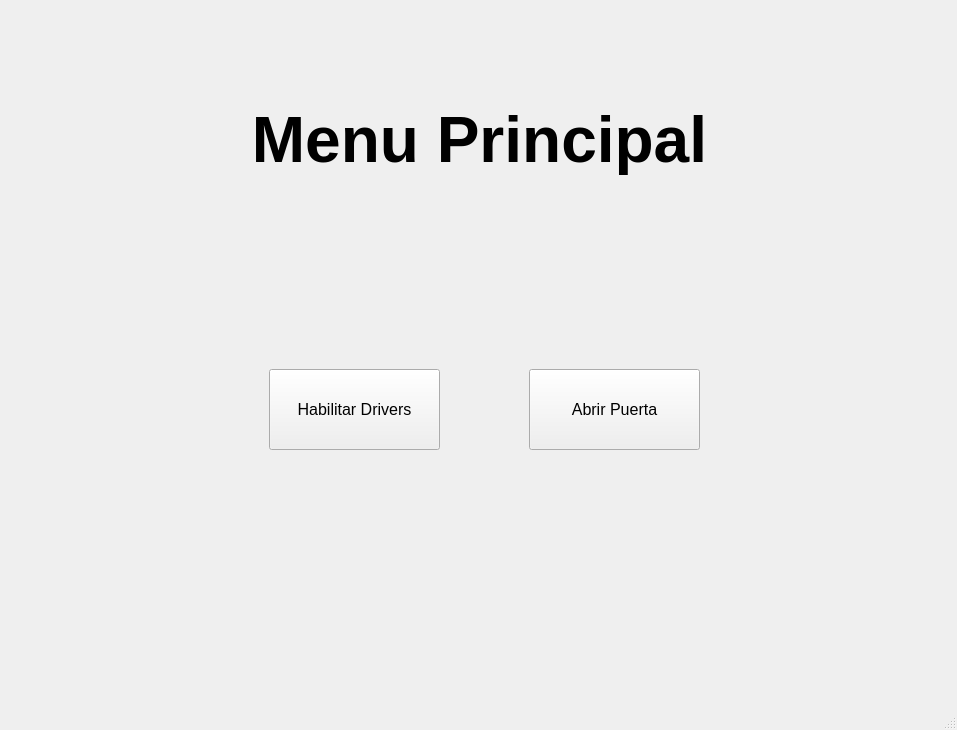
This is software-aura1000/gui/pyqt_gui.ui in pablinleiva235/Proyecto-Final as Qt 5 draws it before an edit. The edited form follows.
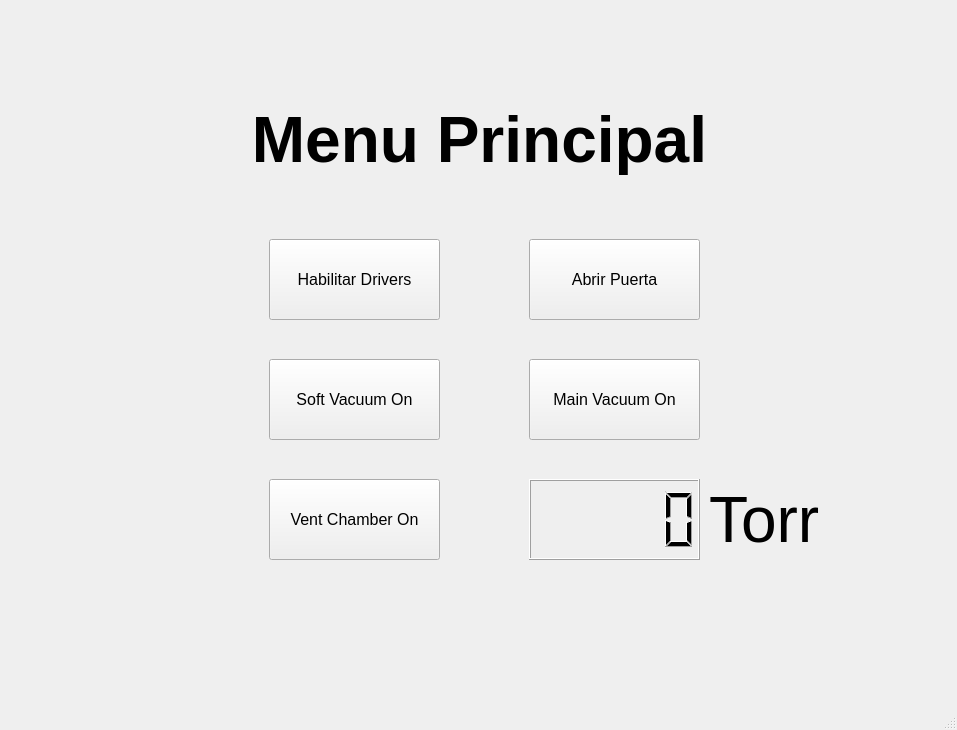
This is the edited form.

Patch:
```diff
--- a/software-aura1000/gui/pyqt_gui.ui
+++ b/software-aura1000/gui/pyqt_gui.ui
@@ -56,7 +56,7 @@
         <property name="geometry">
          <rect>
           <x>260</x>
-          <y>360</y>
+          <y>230</y>
           <width>171</width>
           <height>81</height>
          </rect>
@@ -74,7 +74,7 @@
         <property name="geometry">
          <rect>
           <x>520</x>
-          <y>360</y>
+          <y>230</y>
           <width>171</width>
           <height>81</height>
          </rect>
@@ -88,6 +88,101 @@
          <string>Abrir Puerta</string>
         </property>
        </widget>
+       <widget class="QPushButton" name="MenuPrincipal_btn_soft_vacuum">
+        <property name="geometry">
+         <rect>
+          <x>260</x>
+          <y>350</y>
+          <width>171</width>
+          <height>81</height>
+         </rect>
+        </property>
+        <property name="font">
+         <font>
+          <pointsize>12</pointsize>
+         </font>
+        </property>
+        <property name="text">
+         <string>Soft Vacuum On</string>
+        </property>
+       </widget>
+       <widget class="QPushButton" name="MenuPrincipal_btn_main_vacuum">
+        <property name="geometry">
+         <rect>
+          <x>520</x>
+          <y>350</y>
+          <width>171</width>
+          <height>81</height>
+         </rect>
+        </property>
+        <property name="font">
+         <font>
+          <pointsize>12</pointsize>
+         </font>
+        </property>
+        <property name="text">
+         <string>Main Vacuum On</string>
+        </property>
+       </widget>
+       <widget class="QPushButton" name="MenuPrincipal_btn_vent_chamber">
+        <property name="geometry">
+         <rect>
+          <x>260</x>
+          <y>470</y>
+          <width>171</width>
+          <height>81</height>
+         </rect>
+        </property>
+        <property name="font">
+         <font>
+          <pointsize>12</pointsize>
+         </font>
+        </property>
+        <property name="text">
+         <string>Vent Chamber On</string>
+        </property>
+       </widget>
+       <widget class="QLCDNumber" name="MenuPrincipal_chamber_pressure">
+        <property name="geometry">
+         <rect>
+          <x>520</x>
+          <y>470</y>
+          <width>171</width>
+          <height>81</height>
+         </rect>
+        </property>
+       </widget>
+       <widget class="QLabel" name="MenuPrincipal_pressure_lbl">
+        <property name="geometry">
+         <rect>
+          <x>700</x>
+          <y>470</y>
+          <width>161</width>
+          <height>81</height>
+         </rect>
+        </property>
+        <property name="text">
+         <string>Torr</string>
+        </property>
+       </widget>
+       <widget class="QLabel" name="MenuPrincipal_lbl_status_atm">
+        <property name="geometry">
+         <rect>
+          <x>550</x>
+          <y>560</y>
+          <width>121</width>
+          <height>71</height>
+         </rect>
+        </property>
+        <property name="font">
+         <font>
+          <pointsize>36</pointsize>
+         </font>
+        </property>
+        <property name="text">
+         <string/>
+        </property>
+       </widget>
       </widget>
       <widget class="QWidget" name="PreEncendido">
        <widget class="QLabel" name="PreEncendido_label2">
```
Left out of the diff: 2 changed lines with no effect on the pictures.
